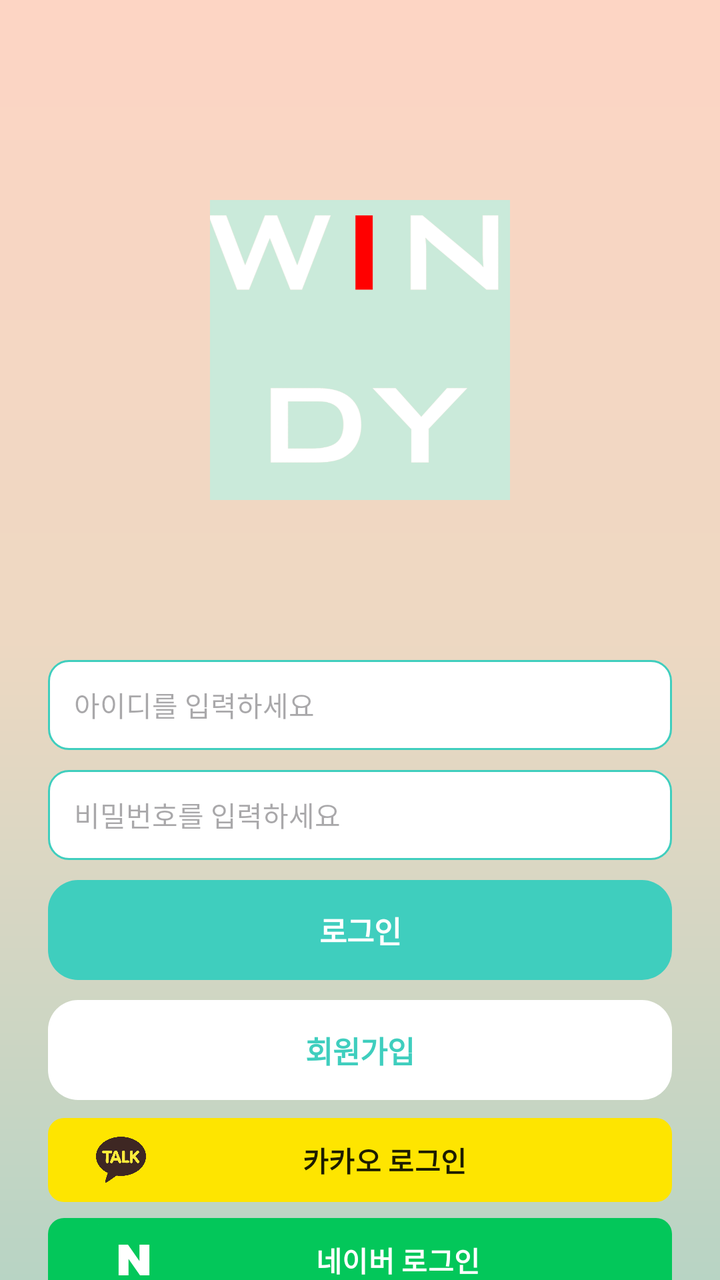
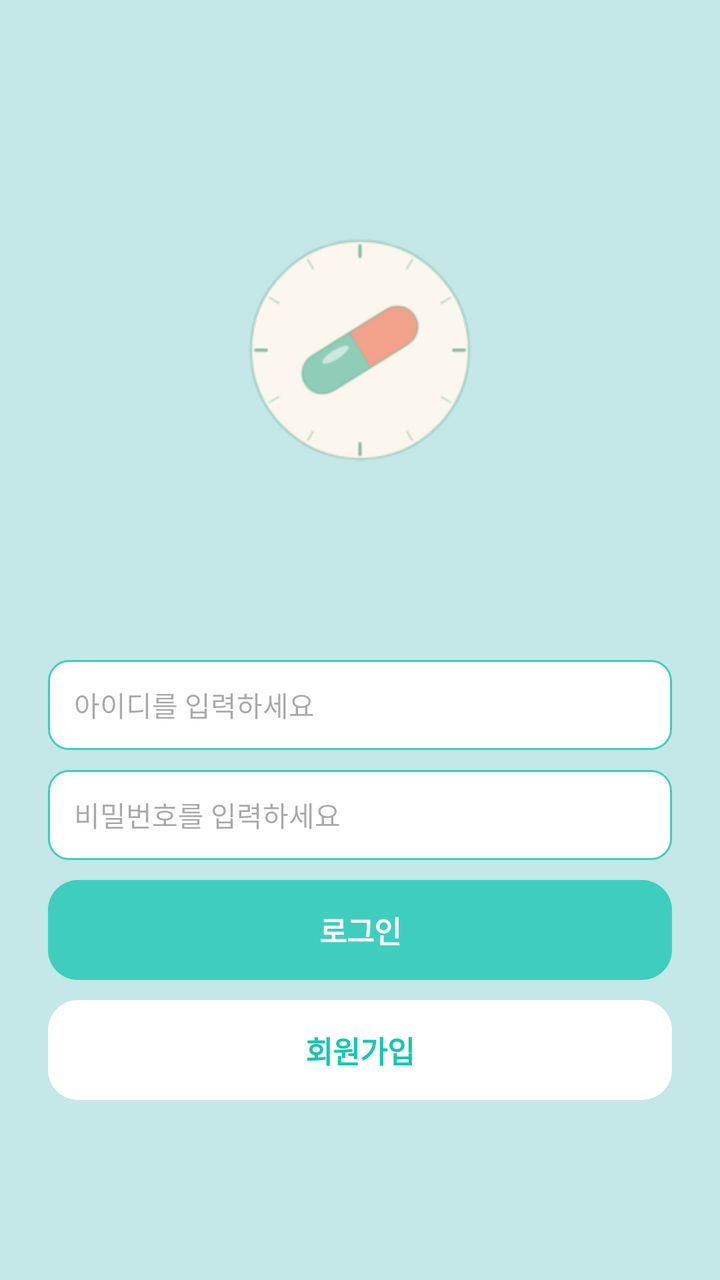

Compare the two renders of this Android layout. The source of the first and the diff that turns it into the second are given below.
<!-- AndroidManifest.xml: application theme Theme.Mariwoo -->
<!-- res/layout/activity_login.xml -->
<?xml version="1.0" encoding="utf-8"?>
<androidx.constraintlayout.widget.ConstraintLayout xmlns:android="http://schemas.android.com/apk/res/android"
    xmlns:app="http://schemas.android.com/apk/res-auto"
    xmlns:tools="http://schemas.android.com/tools"
    android:id="@+id/main"
    android:layout_width="match_parent"
    android:layout_height="match_parent"
    tools:context=".basic.LoginActivity">

    
    <androidx.core.widget.NestedScrollView
        android:id="@+id/loginActivity_scrollView"
        android:layout_width="match_parent"
        android:layout_height="match_parent"
        android:background="@drawable/bg_login_gradient">

        <LinearLayout
            android:layout_width="match_parent"
            android:layout_height="wrap_content"
            android:orientation="vertical"
            android:paddingLeft="24dp"
            android:paddingRight="24dp">

            
            <ImageView
                android:layout_width="wrap_content"
                android:layout_height="150dp"
                android:layout_gravity="center_horizontal"
                android:layout_marginTop="100dp"
                android:src="@drawable/app_icon"/>

            
            <androidx.constraintlayout.widget.ConstraintLayout
                android:id="@+id/loginActivity_layout_info"
                android:layout_width="match_parent"
                android:layout_height="wrap_content"
                android:layout_marginTop="80dp"
                android:layout_marginBottom="50dp">

                <androidx.constraintlayout.widget.ConstraintLayout
                    android:id="@+id/loginActivity_layout_id"
                    android:layout_width="match_parent"
                    android:layout_height="45dp"
                    app:layout_constraintTop_toTopOf="parent"
                    android:background="@drawable/layout_border_radius10_bg_white">

                    <EditText
                        android:id="@+id/loginActivity_editText_id"
                        android:layout_width="0dp"
                        android:layout_height="0dp"
                        android:background="@null"
                        app:layout_constraintTop_toTopOf="parent"
                        app:layout_constraintBottom_toBottomOf="parent"
                        app:layout_constraintStart_toStartOf="parent"
                        app:layout_constraintEnd_toEndOf="parent"
                        android:layout_margin="3dp"
                        style="@style/loginActivity_editText_info"
                        android:hint="아이디를 입력하세요"
                        android:inputType="text"
                        android:maxLines="1"
                        android:imeOptions="actionNext"
                        android:nextFocusDown="@+id/loginActivity_editText_pw"/>

                </androidx.constraintlayout.widget.ConstraintLayout>

                <androidx.constraintlayout.widget.ConstraintLayout
                    android:id="@+id/loginActivity_layout_pw"
                    android:layout_width="match_parent"
                    android:layout_height="45dp"
                    app:layout_constraintTop_toBottomOf="@+id/loginActivity_layout_id"
                    android:layout_marginTop="10dp"
                    android:background="@drawable/layout_border_radius10_bg_white">

                    <EditText
                        android:id="@+id/loginActivity_editText_pw"
                        android:layout_width="match_parent"
                        android:layout_height="match_parent"
                        android:background="@null"
                        app:layout_constraintTop_toTopOf="parent"
                        app:layout_constraintBottom_toBottomOf="parent"
                        app:layout_constraintStart_toStartOf="parent"
                        app:layout_constraintEnd_toEndOf="parent"
                        android:layout_margin="3dp"
                        style="@style/loginActivity_editText_info"
                        android:inputType="textPassword"
                        android:maxLines="1"
                        android:imeOptions="actionDone"
                        android:hint="비밀번호를 입력하세요"/>

                </androidx.constraintlayout.widget.ConstraintLayout>

                <androidx.appcompat.widget.AppCompatButton
                    android:id="@+id/loginActivity_button_login"
                    android:layout_width="match_parent"
                    android:layout_height="50dp"
                    android:layout_marginTop="10dp"
                    android:background="@drawable/button_radius15_bg_theme"
                    android:text="로그인"
                    android:textColor="@color/white"
                    android:textSize="15dp"
                    android:textStyle="bold"
                    android:stateListAnimator="@null"
                    app:layout_constraintTop_toBottomOf="@+id/loginActivity_layout_pw" />

                <androidx.appcompat.widget.AppCompatButton
                    android:id="@+id/loginActivity_button_sign"
                    android:layout_width="match_parent"
                    android:layout_height="50dp"
                    android:layout_marginTop="10dp"
                    android:background="@drawable/button_radius15_bg_white"
                    android:text="회원가입"
                    android:textColor="@color/theme_color"
                    android:textSize="15dp"
                    android:textStyle="bold"
                    android:stateListAnimator="@null"
                    app:layout_constraintTop_toBottomOf="@+id/loginActivity_button_login" />

                <com.navercorp.nid.oauth.view.NidOAuthLoginButton
                    android:visibility="gone"
                    android:id="@+id/naverLoginActivity_button"
                    android:layout_width="match_parent"
                    android:layout_height="50dp"
                    app:layout_constraintTop_toBottomOf="@id/loginActivity_button_sign"/>

                <LinearLayout
                    android:layout_width="match_parent"
                    android:layout_height="wrap_content"
                    app:layout_constraintLeft_toLeftOf="parent"
                    app:layout_constraintRight_toRightOf="parent"
                    app:layout_constraintTop_toBottomOf="@id/naverLoginActivity_button"
                    android:orientation="vertical"
                    android:gravity="center"
                    android:layout_marginTop="5dp">

                    <com.google.android.material.button.MaterialButton
                        android:layout_width="match_parent"
                        android:layout_height="50dp"
                        android:text="카카오 로그인"
                        android:textColor="#1D1C00"
                        android:textStyle="bold"
                        app:backgroundTint="#FEE500"
                        app:icon="@drawable/icon_kakao"
                        app:iconPadding="0dp"
                        app:iconTint="@null"
                        app:iconSize="25dp"
                        app:cornerRadius="8dp"/>

                    <com.google.android.material.button.MaterialButton
                        android:layout_width="match_parent"
                        android:layout_height="50dp"
                        android:text="네이버 로그인"
                        android:textColor="#ffffff"
                        android:textStyle="bold"
                        app:backgroundTint="#03C75A"
                        app:icon="@drawable/icon_naver"
                        app:iconPadding="0dp"
                        app:iconTint="@null"
                        app:iconSize="38dp"
                        app:cornerRadius="8dp"/>

                </LinearLayout>

            </androidx.constraintlayout.widget.ConstraintLayout>

        </LinearLayout>

    </androidx.core.widget.NestedScrollView>

</androidx.constraintlayout.widget.ConstraintLayout>
<!-- resources referenced by this layout -->
<resources>
  <color name="theme_color">#3FCEBE</color>
  <color name="white">#FFFFFFFF</color>
  <!-- drawable app_icon: png bitmap (drawable, 28857 bytes) -->
  <!-- drawable bg_login_gradient (drawable) -->
  <?xml version="1.0" encoding="utf-8"?>
  <shape xmlns:android="http://schemas.android.com/apk/res/android">
      <gradient
          android:startColor="#FDD5C4"
          android:centerColor="#EDD8C2"
          android:endColor="#B8D4C4"
          android:angle="270" />
  </shape>
  <!-- drawable button_radius15_bg_theme (drawable) -->
  <?xml version="1.0" encoding="utf-8"?>
  <shape xmlns:android="http://schemas.android.com/apk/res/android"
      android:shape="rectangle">
      <solid android:color="@color/theme_color"/>
      <corners
          android:radius="15dp"/>
  </shape>
  <!-- drawable button_radius15_bg_white (drawable) -->
  <?xml version="1.0" encoding="utf-8"?>
  <shape xmlns:android="http://schemas.android.com/apk/res/android"
      android:shape="rectangle">
      <solid android:color="@color/white"/>
      <corners
          android:radius="15dp"/>
  </shape>
  <!-- drawable icon_kakao: png bitmap (drawable, 23163 bytes) -->
  <!-- drawable icon_naver: png bitmap (drawable, 4911 bytes) -->
  <!-- drawable layout_border_radius10_bg_white (drawable) -->
  <?xml version="1.0" encoding="utf-8"?>
  <shape xmlns:android="http://schemas.android.com/apk/res/android">
      <solid android:color="@color/white" />
      <stroke
          android:width="1dp"
          android:color="@color/login_background" />
      <corners android:radius="10dp" />
  </shape>
  <style name="loginActivity_editText_info">
          <item name="android:textSize">14sp</item>
          <item name="android:paddingLeft">10dp</item>
          <item name="android:paddingRight">10dp</item>
          <item name="android:backgroundTint">#ffffff</item>
          <item name="android:textColor">@color/black</item>
      </style>
  <style name="Theme.Mariwoo" parent="Theme.Material3.DayNight.NoActionBar">
          
          <item name="colorPrimary">@color/mariwoo_theme</item>
          <item name="colorPrimaryVariant">@color/mariwoo_theme</item>
          <item name="colorOnPrimary">@color/white</item>
          
          <item name="colorSecondary">@color/teal_200</item>
          <item name="colorSecondaryVariant">@color/teal_700</item>
          <item name="colorOnSecondary">@color/black</item>
          
          <item name="android:statusBarColor">@color/mariwoo_theme</item>
          
  
  
          
          <item name="windowNoTitle">true</item>
          <item name="windowSplashScreenBackground">@color/mariwoo_theme</item>
  
  
      </style>
  <color name="login_background">#3FCEBE</color>
  <color name="black">#FF000000</color>
  <color name="mariwoo_theme">#3FCEBE</color>
  <color name="teal_200">#FF03DAC5</color>
  <color name="teal_700">#FF018786</color>
</resources>

<!-- the commit's change to res/layout/activity_login.xml (unified diff, before → after) -->
@@ -12,7 +12,7 @@
         android:id="@+id/loginActivity_scrollView"
         android:layout_width="match_parent"
         android:layout_height="match_parent"
-        android:background="@drawable/bg_login_gradient">
+        android:background="#C4E7E7">
 
         <LinearLayout
             android:layout_width="match_parent"
@@ -27,7 +27,7 @@
                 android:layout_height="150dp"
                 android:layout_gravity="center_horizontal"
                 android:layout_marginTop="100dp"
-                android:src="@drawable/app_icon"/>
+                android:src="@drawable/app_icon_login"/>
 
             
             <androidx.constraintlayout.widget.ConstraintLayout
@@ -109,7 +109,7 @@
                     android:layout_marginTop="10dp"
                     android:background="@drawable/button_radius15_bg_white"
                     android:text="회원가입"
-                    android:textColor="@color/theme_color"
+                    android:textColor="#18C6B1"
                     android:textSize="15dp"
                     android:textStyle="bold"
                     android:stateListAnimator="@null"
@@ -123,6 +123,7 @@
                     app:layout_constraintTop_toBottomOf="@id/loginActivity_button_sign"/>
 
                 <LinearLayout
+                    android:visibility="gone"
                     android:layout_width="match_parent"
                     android:layout_height="wrap_content"
                     app:layout_constraintLeft_toLeftOf="parent"
<!-- resource entries referenced after the edit -->
@@ -2,16 +2,7 @@
 <resources>
   <color name="theme_color">#3FCEBE</color>
   <color name="white">#FFFFFFFF</color>
-  <!-- drawable app_icon: png bitmap (drawable, 28857 bytes) -->
-  <!-- drawable bg_login_gradient (drawable) -->
-  <?xml version="1.0" encoding="utf-8"?>
-  <shape xmlns:android="http://schemas.android.com/apk/res/android">
-      <gradient
-          android:startColor="#FDD5C4"
-          android:centerColor="#EDD8C2"
-          android:endColor="#B8D4C4"
-          android:angle="270" />
-  </shape>
+  <!-- drawable app_icon_login: png bitmap (drawable, 11397 bytes) -->
   <!-- drawable button_radius15_bg_theme (drawable) -->
   <?xml version="1.0" encoding="utf-8"?>
   <shape xmlns:android="http://schemas.android.com/apk/res/android"
